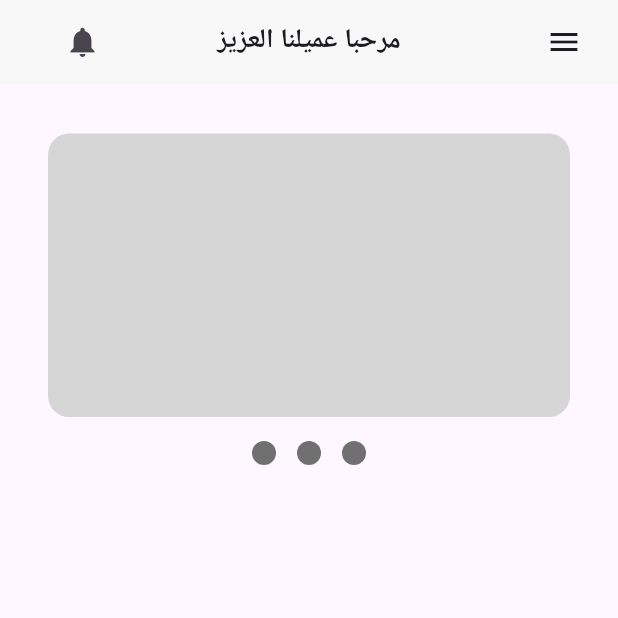
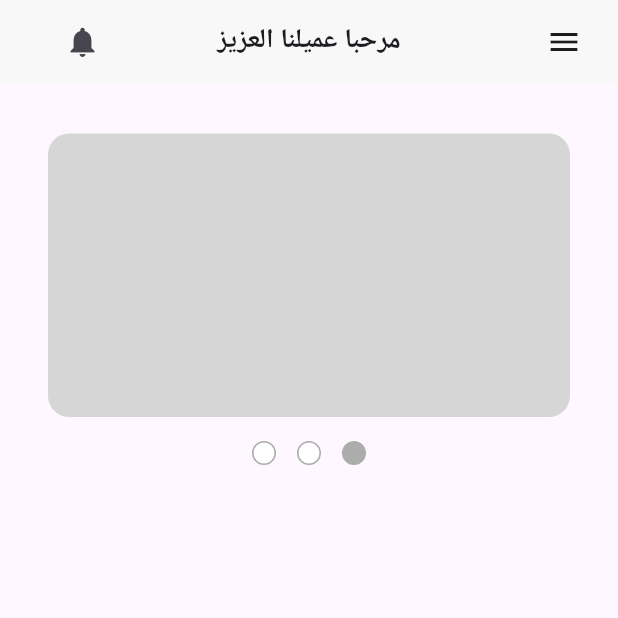
Before and after one commit to Salma-Ahmed3/ThePlattForm, a Flutter app: the screen it shows after launch, on a phone screen of 412 x 824 dp, the top half of it. Run offline on Flutter 3.47's test engine with Material 3 defaults, Android fonts, the phone set to English and light mode, and no system bars; Roboto replaces fonts that are missing (Alexandria).

Commit message:
up Dot Circle

```diff
--- /dev/null
+++ b/lib/Feauters/Home/Presentation/Views/Widgets/custom_dot_circle.dart
@@ -0,0 +1,45 @@
+import 'package:flutter/material.dart';
+
+class CustomDotCircle extends StatefulWidget {
+  const CustomDotCircle({super.key});
+
+  @override
+  State<CustomDotCircle> createState() => _CustomDotCircleState();
+}
+
+class _CustomDotCircleState extends State<CustomDotCircle> {
+  int selectedIndex = 0;
+
+  @override
+  Widget build(BuildContext context) {
+    return Row(
+      mainAxisAlignment: MainAxisAlignment.center,
+      children: List.generate(3, (index) => _buildDot(index)),
+    );
+  }
+
+  Widget _buildDot(int index) {
+    return GestureDetector(
+      onTap: () {
+        setState(() {
+          selectedIndex = index;
+        });
+      },
+      child: Container(
+        width: 16,
+        height: 16,
+        margin: const EdgeInsets.symmetric(horizontal: 7),
+        decoration: BoxDecoration(
+          shape: BoxShape.circle,
+          color: selectedIndex == index
+              ? const Color(0xffACACAC)
+              : Colors.white,
+          border: Border.all(
+            color: const Color(0xffACACAC),
+            width: 1,
+          ),
+        ),
+      ),
+    );
+  }
+}
--- a/lib/Feauters/Home/Presentation/Views/Widgets/custom_dot_color.dart
+++ /dev/null
@@ -1,25 +0,0 @@
-import 'package:flutter/material.dart';
-
-class CustomDotCircle extends StatelessWidget {
-  const CustomDotCircle({super.key});
-
-  @override
-  Widget build(BuildContext context) {
-    return  Row(
-      mainAxisAlignment: MainAxisAlignment.center,
-         children: List.generate(3, (index) => _buildDot()),
-    );
-  }
-
-  Widget _buildDot() {
-    return Container(
-      width: 16,
-      height: 16,
-      margin: const EdgeInsets.symmetric(horizontal: 7),
-      decoration: const BoxDecoration(
-        shape: BoxShape.circle,
-        color:  Color(0xff707070) ,
-      ),
-    );
-  }
-}
--- a/lib/Feauters/Home/Presentation/Views/Widgets/home_view_body.dart
+++ b/lib/Feauters/Home/Presentation/Views/Widgets/home_view_body.dart
@@ -1,5 +1,5 @@
 import 'package:flutter/material.dart';
-import 'package:nowproject/Feauters/Home/Presentation/Views/Widgets/custom_dot_color.dart';
+import 'package:nowproject/Feauters/Home/Presentation/Views/Widgets/custom_dot_circle.dart';
 import 'package:nowproject/Feauters/Home/Presentation/Views/Widgets/custom_photo.dart';
 
 class HomeViewBody extends StatelessWidget {
--- a/lib/main.dart
+++ b/lib/main.dart
@@ -8,7 +8,7 @@ void main() {
 class PlattForm extends StatelessWidget {
   const PlattForm({super.key});
 
-  // This widget is the root of your application.
+
   @override
   Widget build(BuildContext context) {
     return const MaterialApp(
```
